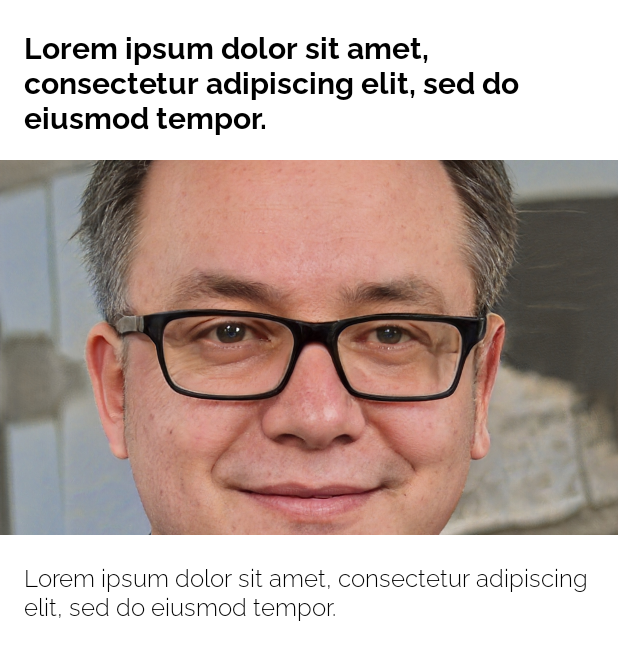
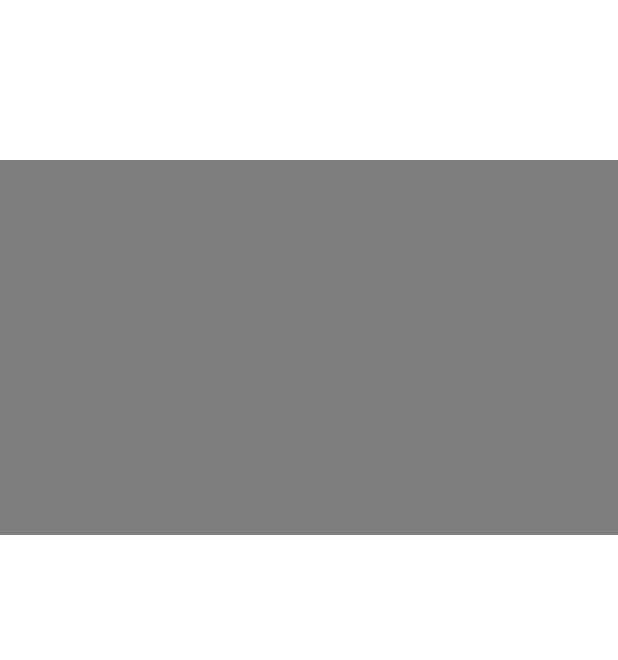
Before and after one commit to StinkyHoleySock/ChessTV, an Android app: the layout fragment_news_details.xml on its own in the app's theme, with its tools: preview values and no code run, on a phone screen of 412 x 824 dp. Shown: the top 660 px of the screen. Run offline under Robolectric (Android 15) with nearby library versions, the phone set to English and light mode, and no system bars.

Commit message:
- news details skeleton

```diff
--- a/app/build.gradle
+++ b/app/build.gradle
@@ -81,8 +81,8 @@ dependencies {
     //
     implementation "androidx.fragment:fragment-ktx:1.4.1"
 
-    //skeleton layout
-    implementation 'com.faltenreich:skeletonlayout:<version>'
+    //skeleton
+    implementation 'com.facebook.shimmer:shimmer:0.1.0@aar'
 
 
 
--- a/app/src/main/java/com/example/chesstv/news/NewsHolder.kt
+++ b/app/src/main/java/com/example/chesstv/news/NewsHolder.kt
@@ -6,10 +6,8 @@ import android.widget.TextView
 import androidx.core.os.bundleOf
 import androidx.navigation.findNavController
 import androidx.recyclerview.widget.RecyclerView
+import com.bumptech.glide.Glide
 import com.example.chesstv.R
-import com.example.chesstv.screens.HomeFragment
-import com.example.chesstv.screens.NewsDetailsFragment
-import com.squareup.picasso.Picasso
 
 class NewsHolder(view: View): RecyclerView.ViewHolder(view){
 
@@ -32,7 +30,7 @@ class NewsHolder(view: View): RecyclerView.ViewHolder(view){
         textTitle.text = news.title
         date.text = news.date
 
-        Picasso.with(itemView.context)
+        Glide.with(itemView.context)
             .load(news.imageLink)
             .into(imageTitle)
 
--- a/app/src/main/java/com/example/chesstv/screens/ProfileFragment.kt
+++ b/app/src/main/java/com/example/chesstv/screens/ProfileFragment.kt
@@ -59,6 +59,7 @@ class ProfileFragment: Fragment(R.layout.fragment_profile) {
         override fun onBindViewHolder(holder: ProfileItemHolder, position: Int) {
             val item = items[position]
             holder.itemTextView.text = item
+
         }
 
         override fun getItemCount() = items.size
--- a/app/src/main/res/layout/fragment_news_details.xml
+++ b/app/src/main/res/layout/fragment_news_details.xml
@@ -3,7 +3,14 @@
     android:layout_width="match_parent"
     android:layout_height="match_parent">
 
+    <com.facebook.shimmer.ShimmerFrameLayout
+        android:id="@+id/shimmerFrameLayout"
+        android:layout_width="match_parent"
+        android:layout_height="wrap_content"
+        android:orientation="vertical">
+
         <LinearLayout
+            android:id="@+id/news_container"
             android:layout_width="match_parent"
             android:layout_height="wrap_content"
             android:orientation="vertical">
@@ -13,8 +20,8 @@
                 android:layout_width="match_parent"
                 android:layout_height="wrap_content"
                 android:padding="16dp"
+                android:text="@string/empty"
                 android:fontFamily="@font/raleway_bold"
-            android:text="@string/lorem"
                 android:textColor="@color/black"
                 android:textSize="20sp"
                 android:textStyle="bold"/>
@@ -24,19 +31,20 @@
                 android:layout_width="match_parent"
                 android:layout_height="250dp"
                 android:scaleType="centerCrop"
-            android:src="@drawable/ic_example_avatar"/>
+                android:background="#7E7E7E"/>
 
             <TextView
                 android:id="@+id/news_details_description"
                 android:layout_width="match_parent"
                 android:layout_height="wrap_content"
+                android:text="@string/empty"
                 android:fontFamily="@font/raleway_light"
                 android:padding="16dp"
-            android:text="@string/lorem"
                 android:textColor="@color/black"
                 android:textSize="16sp"/>
 
         </LinearLayout>
 
+    </com.facebook.shimmer.ShimmerFrameLayout>
 
 </ScrollView>
--- a/app/src/main/res/values/strings.xml
+++ b/app/src/main/res/values/strings.xml
@@ -41,5 +41,6 @@
     <string name="privacy">Приватность</string>
     <string name="dark_theme">Тёмная тема</string>
     <string name="no_notifications">Не беспокоить</string>
+    <string name="empty">\n\n</string>
 
 </resources>
```
Also changed, not shown: app/src/main/java/com/example/chesstv/news/NewsDetailsFragment.kt (renamed from app/src/main/java/com/example/chesstv/screens/NewsDetailsFragment.kt, +9 -5 lines), app/src/main/res/navigation/nav_graph_fragment.xml (+10 -2 lines). Lines whose indentation alone changed are shown as unchanged.
